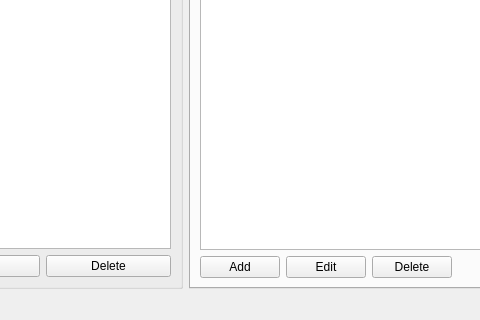
Old version of the form admin_form.ui in the repository Testorator/Testik; both pictures show x 106 to 586 and y 266 to 586 of the 821 by 586 pixel window.
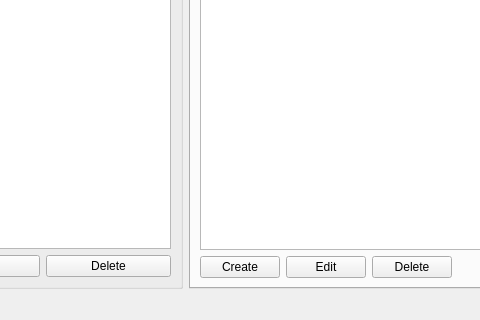
New version of the form. Icons and pictures are not drawn.

Commit message: modified getQuestionList create loadQuestions add load questions in to TreeWidget of questions from database in test_mod_dlg

The edit to the form file:
```diff
--- a/admin_form.ui
+++ b/admin_form.ui
@@ -220,7 +220,7 @@
             <item row="0" column="0">
              <widget class="QPushButton" name="pushButton">
               <property name="text">
-               <string>Add</string>
+               <string>Create</string>
               </property>
              </widget>
             </item>
```
Left out of the diff: 8 changed lines with no effect on the pictures. The commit also changes 5 other files.
